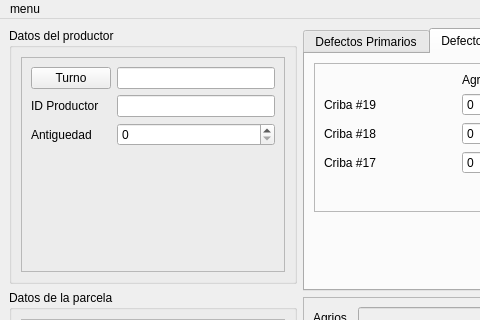
DanielOlmedogaia/gestor_calidad, file gui/MainWindow.ui: the form before one commit; both pictures show x 0 to 480 and y 0 to 320 of the 1176 by 840 pixel window.
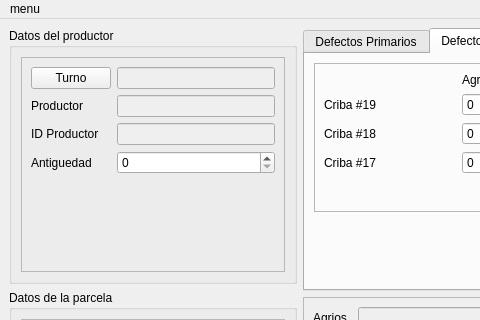
The form after the commit.

Commit message: Se hicieron pequeños cambios a la ventana emergente de los turnos

What changed in the file:
```diff
--- a/gui/MainWindow.ui
+++ b/gui/MainWindow.ui
@@ -56,28 +56,50 @@
                  </widget>
                 </item>
                 <item row="0" column="1">
-                 <widget class="QLineEdit" name="lineEdit"/>
+                 <widget class="QLineEdit" name="lineEdit">
+                  <property name="enabled">
+                   <bool>false</bool>
+                  </property>
+                 </widget>
                 </item>
-                <item row="1" column="1">
-                 <widget class="QLineEdit" name="lineEdit_2"/>
+                <item row="2" column="1">
+                 <widget class="QLineEdit" name="lineEdit_2">
+                  <property name="enabled">
+                   <bool>false</bool>
+                  </property>
+                 </widget>
                 </item>
-                <item row="2" column="0">
+                <item row="3" column="0">
                  <widget class="QLabel" name="label_2">
                   <property name="text">
                    <string>Antiguedad</string>
                   </property>
                  </widget>
                 </item>
-                <item row="2" column="1">
+                <item row="3" column="1">
                  <widget class="QSpinBox" name="spinBox_71"/>
                 </item>
-                <item row="1" column="0">
+                <item row="2" column="0">
                  <widget class="QLabel" name="label">
                   <property name="text">
                    <string>ID Productor</string>
                   </property>
                  </widget>
                 </item>
+                <item row="1" column="0">
+                 <widget class="QLabel" name="label_16">
+                  <property name="text">
+                   <string>Productor</string>
+                  </property>
+                 </widget>
+                </item>
+                <item row="1" column="1">
+                 <widget class="QLineEdit" name="lineEdit_3">
+                  <property name="enabled">
+                   <bool>false</bool>
+                  </property>
+                 </widget>
+                </item>
                </layout>
               </item>
              </layout>
```
The commit also changes 2 other files.
